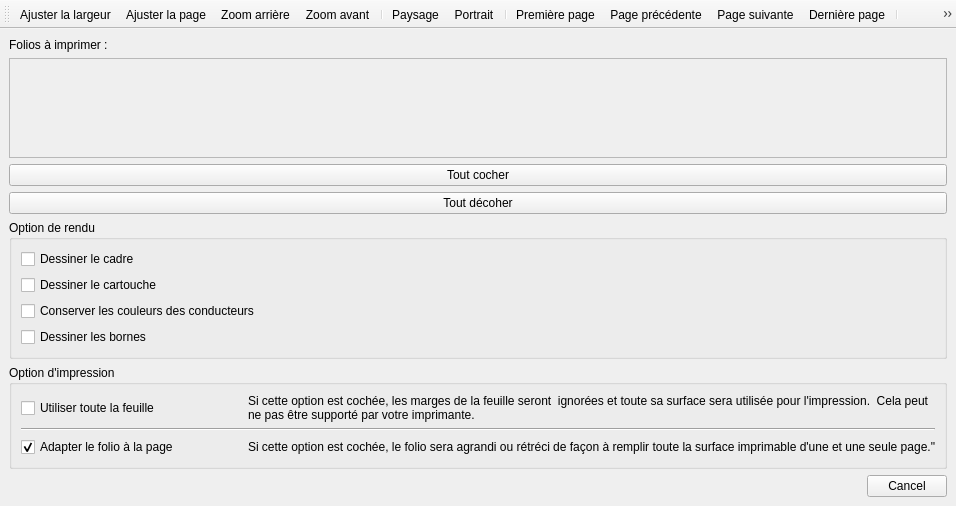
This is sources/print/projectprintwindow.ui in qelectrotech/qelectrotech-source-mirror as Qt 5 draws it before an edit. The edited form follows.
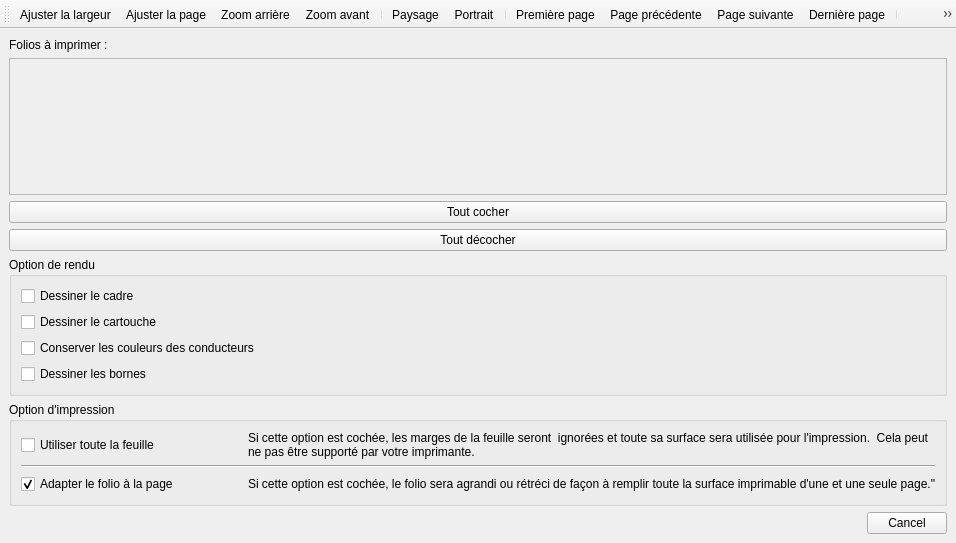
This is the edited form. Icons and pictures are not drawn.

Commit message: Fix typo in comments

```diff
--- a/sources/print/projectprintwindow.ui
+++ b/sources/print/projectprintwindow.ui
@@ -7,7 +7,7 @@
     <x>0</x>
     <y>0</y>
     <width>956</width>
-    <height>506</height>
+    <height>543</height>
    </rect>
   </property>
   <property name="sizePolicy">
@@ -57,8 +57,8 @@
             <rect>
              <x>0</x>
              <y>0</y>
-             <width>932</width>
-             <height>60</height>
+             <width>936</width>
+             <height>66</height>
             </rect>
            </property>
           </widget>
@@ -74,7 +74,7 @@
         <item>
          <widget class="QPushButton" name="m_uncheck_all">
           <property name="text">
-           <string>Tout décoher</string>
+           <string>Tout décocher</string>
           </property>
          </widget>
         </item>
```
Left out of the diff: 2 changed lines with no effect on the pictures. The commit also changes 2 other files.
